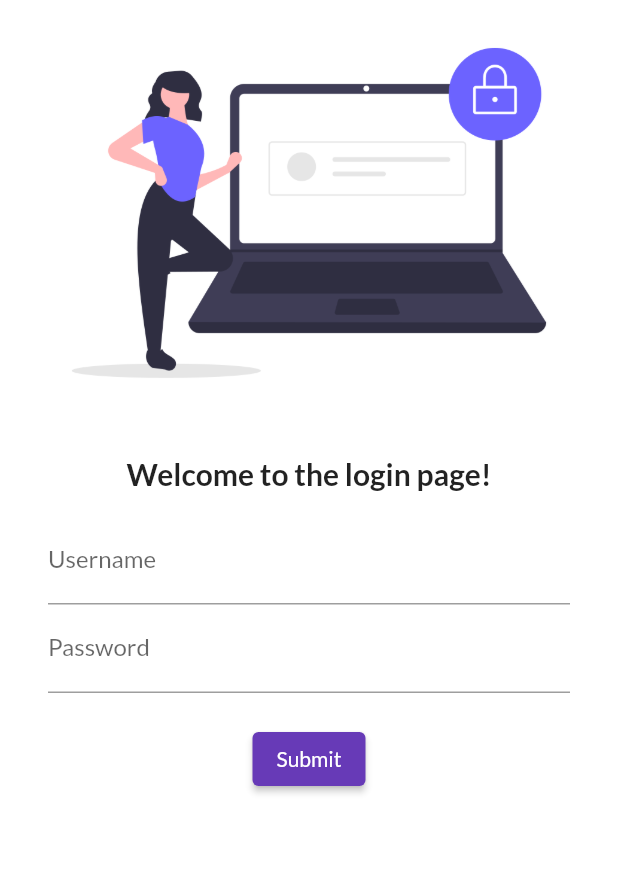
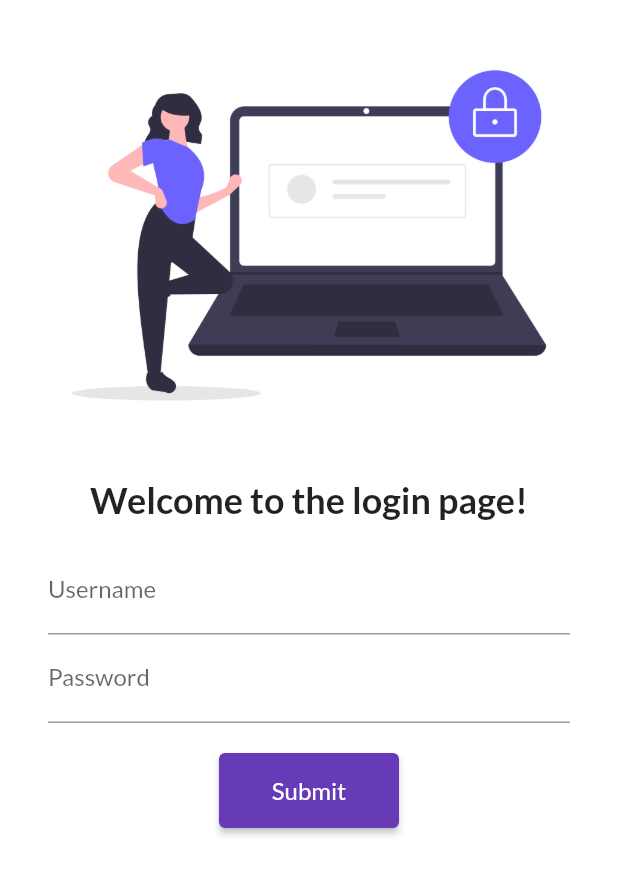
Before and after one commit to panavsinha/App-Dev-Practice, a Flutter app: the screen it shows after launch, on a phone screen of 412 x 824 dp. Shown: the top 875 px of the screen. Run offline on Flutter 3.47's test engine with Material 2 defaults, Android fonts, the phone set to English and light mode, and no system bars; our stand-ins replace google_fonts.

Commit message:
Day 5 completed

```diff
--- a/lib/pages/loginpage.dart
+++ b/lib/pages/loginpage.dart
@@ -1,27 +1,31 @@
 import 'package:flutter/material.dart';
+import 'package:flutter_practice/pages/utils/routes.dart';
 
 class LoginPage extends StatelessWidget {
   @override
   Widget build(BuildContext context) {
     return Material(
       color: Colors.white,
+      child: SingleChildScrollView(
         child: Column(
           children: [
+            SizedBox(height: 15.0),
             Image.asset(
               "assets/images/loginimage.png",
               fit: BoxFit.cover,
+              //height: 1000,
             ),
             SizedBox(
               height: 20,
             ),
             Text("Welcome to the login page!",
                 style: TextStyle(
-                fontSize: 20,
+                  fontSize: 24,
                   fontWeight: FontWeight.bold,
                 )),
             Padding(
-              padding:
-                  const EdgeInsets.symmetric(vertical: 16.0, horizontal: 32.0),
+                padding: const EdgeInsets.symmetric(
+                    vertical: 16.0, horizontal: 32.0),
                 child: Column(
                   children: [
                     TextFormField(
@@ -38,14 +42,16 @@ class LoginPage extends StatelessWidget {
                     ),
                     ElevatedButton(
                       onPressed: () {
-                      print('Congratulations! You have successfully logged in');
+                        Navigator.pushNamed(context, MyRoutes.homeRoute);
                       },
-                    child: Text("Submit"),
+                      child: Text("Submit", style: TextStyle(fontSize: 16)),
+                      style: TextButton.styleFrom(minimumSize: Size(120, 50)),
                     ),
                   ],
                 )),
           ],
         ),
+      ),
     );
   }
 }
--- a/lib/pages/main.dart
+++ b/lib/pages/main.dart
@@ -1,6 +1,7 @@
 import 'package:flutter/material.dart';
 import 'package:flutter_practice/pages/homepage.dart';
 import 'package:flutter_practice/pages/loginpage.dart';
+import 'package:flutter_practice/pages/utils/routes.dart';
 import 'package:google_fonts/google_fonts.dart';
 
 void main() {
@@ -17,13 +18,14 @@ class MyApp extends StatelessWidget {
         fontFamily: GoogleFonts.lato().fontFamily,
         primaryTextTheme: GoogleFonts.latoTextTheme(),
       ),
+      debugShowCheckedModeBanner: false,
       darkTheme: ThemeData(
         brightness: Brightness.dark,
       ),
       routes: {
         "/": (context) => LoginPage(),
-        "/home": (context) => homepage(),
-        "/login": (context) => LoginPage()
+        MyRoutes.homeRoute: (context) => homepage(),
+        MyRoutes.loginRoute: (context) => LoginPage()
       },
     );
   }
--- /dev/null
+++ b/lib/pages/utils/routes.dart
@@ -0,0 +1,4 @@
+class MyRoutes {
+  static String loginRoute = "/login";
+  static String homeRoute = "/home";
+}
```
Lines whose indentation alone changed are shown as unchanged.
